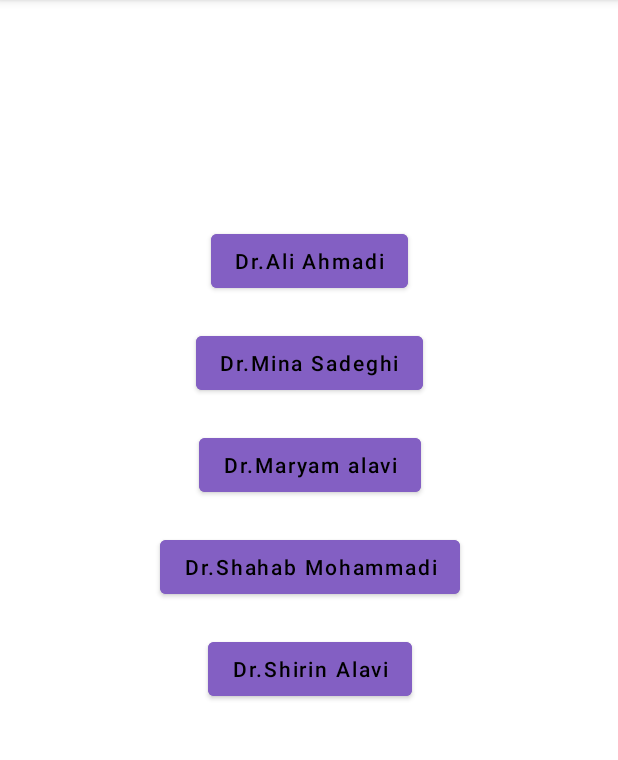
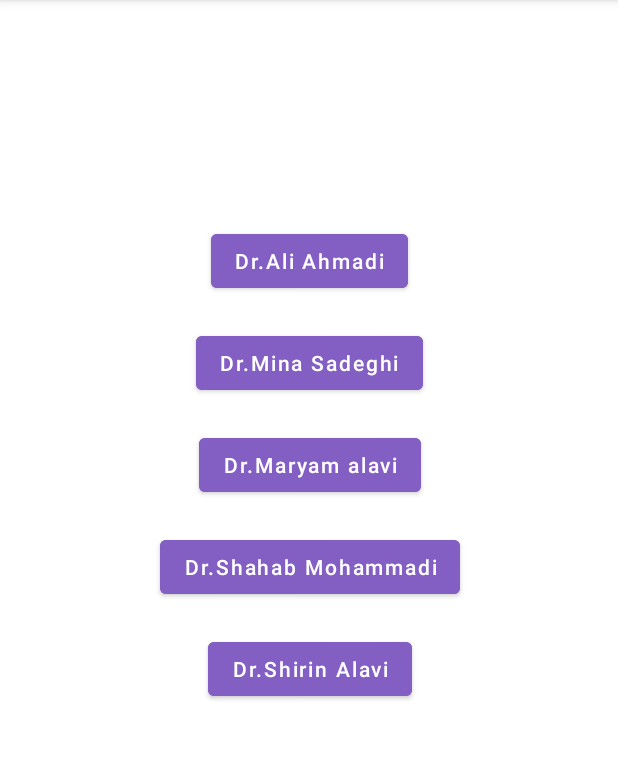
Before and after one commit to maryamtaheri88/Doctors, an Android app: the screen it shows after launch (listOfDoctors), on a phone screen of 412 x 824 dp, the part 84-844 px from its top. Run offline under Robolectric (Android 15) with nearby library versions, the phone set to English and light mode, and no system bars.

Commit message:
complete list of doctor`s info

```diff
--- a/app/src/main/res/layout/activity_list_of_doctors.xml
+++ b/app/src/main/res/layout/activity_list_of_doctors.xml
@@ -14,10 +14,10 @@
         android:layout_marginTop="150dp"
         android:layout_width="wrap_content"
         android:layout_height="wrap_content"
-        android:text="Dr.Ali Ahmadi"
+        android:text="@string/ali_ahmadi"
         android:textAllCaps="false"
         android:backgroundTint="@color/listOfDoctors"
-        android:textColor="@color/black"/>
+        android:textColor="@color/white"/>
 
     <Button
         android:id="@+id/mina_sadeghi"
@@ -25,38 +25,38 @@
         app:layout_constraintStart_toStartOf="@id/ali_ahmadi"
         app:layout_constraintEnd_toEndOf="@id/ali_ahmadi"
         android:layout_marginTop="20sp"
-        android:text="Dr.Mina Sadeghi"
+        android:text="@string/dr_mina_sadeghi"
         android:layout_width="wrap_content"
         android:layout_height="wrap_content"
         android:textAllCaps="false"
         android:backgroundTint="@color/listOfDoctors"
-        android:textColor="@color/black"/>
+        android:textColor="@color/white"/>
 
     <Button
         android:id="@+id/maryam_alavi"
         app:layout_constraintTop_toBottomOf="@id/mina_sadeghi"
         android:layout_marginTop="20sp"
-        android:text="Dr.Maryam alavi"
+        android:text="@string/dr_maryam_alavi"
         app:layout_constraintStart_toStartOf="@id/mina_sadeghi"
         app:layout_constraintEnd_toEndOf="@id/mina_sadeghi"
         android:layout_width="wrap_content"
         android:layout_height="wrap_content"
         android:textAllCaps="false"
         android:backgroundTint="@color/listOfDoctors"
-        android:textColor="@color/black"/>
+        android:textColor="@color/white"/>
 
     <Button
         android:id="@+id/shahab_mohamadi"
         app:layout_constraintTop_toBottomOf="@id/maryam_alavi"
         android:layout_marginTop="20sp"
-        android:text="Dr.Shahab Mohammadi"
+        android:text="@string/dr_shahab_mohammadi"
         app:layout_constraintStart_toStartOf="@id/maryam_alavi"
         app:layout_constraintEnd_toEndOf="@id/maryam_alavi"
         android:layout_width="wrap_content"
         android:layout_height="wrap_content"
         android:textAllCaps="false"
         android:backgroundTint="@color/listOfDoctors"
-        android:textColor="@color/black"/>
+        android:textColor="@color/white"/>
 
     <Button
         android:id="@+id/shirin_alavi"
@@ -64,12 +64,12 @@
         app:layout_constraintEnd_toEndOf="@id/shahab_mohamadi"
         app:layout_constraintTop_toBottomOf="@id/shahab_mohamadi"
         android:layout_marginTop="20sp"
-        android:text="Dr.Shirin Alavi"
+        android:text="@string/dr_shirin_alavi"
         android:layout_width="wrap_content"
         android:layout_height="wrap_content"
         android:textAllCaps="false"
         android:backgroundTint="@color/listOfDoctors"
-        android:textColor="@color/black"/>
+        android:textColor="@color/white"/>
 
 
 
--- a/app/src/main/res/values/strings.xml
+++ b/app/src/main/res/values/strings.xml
@@ -4,4 +4,9 @@
     <string name="baby_s_book">baby`s book</string>
     <string name="online_visit">online visit</string>
     <string name="app_name">Doctor</string>
+    <string name="ali_ahmadi">Dr.Ali Ahmadi</string>
+    <string name="dr_mina_sadeghi">Dr.Mina Sadeghi</string>
+    <string name="dr_maryam_alavi">Dr.Maryam alavi</string>
+    <string name="dr_shahab_mohammadi">Dr.Shahab Mohammadi</string>
+    <string name="dr_shirin_alavi">Dr.Shirin Alavi</string>
 </resources>
```
Also changed, not shown: 2 other files.
